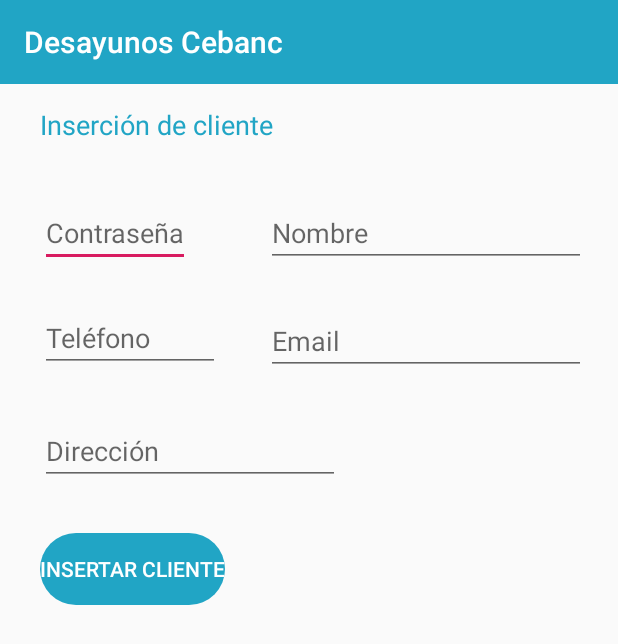
After one commit to mikels111/Desayunos, an Android app: the InsertarCliente screen opened directly, with no data from a screen before it, on a phone screen of 412 x 824 dp. The commit adds this screen. Shown: the top 644 px of the screen. Run offline under Robolectric (Android 15) with nearby library versions, the phone set to English and light mode, and no system bars.

Commit message:
insertar cliente

```diff
--- a/app/src/main/AndroidManifest.xml
+++ b/app/src/main/AndroidManifest.xml
@@ -11,7 +11,8 @@
         android:roundIcon="@mipmap/ic_launcher_round"
         android:supportsRtl="true"
         android:theme="@style/AppTheme">
-        <activity android:name=".ModificarInfoProducto"></activity>
+        <activity android:name=".InsertarCliente"></activity>
+        <activity android:name=".ModificarInfoProducto" />
         <activity android:name=".Admin_productos" />
         <activity android:name=".Mantenimiento" />
         <activity android:name=".ModificarCliente" />
--- a/app/src/main/java/com/example/desayunoscebanc/Actividad_admin.java
+++ b/app/src/main/java/com/example/desayunoscebanc/Actividad_admin.java
@@ -84,8 +84,9 @@ public class Actividad_admin extends AppCompatActivity{
         insertarCliente.setOnClickListener(new View.OnClickListener() {
             @Override
             public void onClick(View v) {
-                Intent intent=new Intent(Actividad_admin.this,ModificarCliente.class);
+                Intent intent=new Intent(Actividad_admin.this,InsertarCliente.class);
                 startActivity(intent);
+                finish();
             }
         });
 
--- /dev/null
+++ b/app/src/main/java/com/example/desayunoscebanc/InsertarCliente.java
@@ -0,0 +1,84 @@
+package com.example.desayunoscebanc;
+
+import androidx.appcompat.app.AppCompatActivity;
+
+import android.content.Intent;
+import android.database.Cursor;
+import android.database.sqlite.SQLiteDatabase;
+import android.graphics.Color;
+import android.graphics.drawable.ColorDrawable;
+import android.os.Bundle;
+import android.view.View;
+import android.widget.Button;
+import android.widget.EditText;
+import android.widget.Toast;
+
+public class InsertarCliente extends AppCompatActivity {
+
+    Button insertar;
+    EditText editNombre,editContrasena,editDireccion,editEmail,editTelefono;
+    @Override
+    protected void onCreate(Bundle savedInstanceState) {
+        super.onCreate(savedInstanceState);
+        setContentView(R.layout.activity_insertar_cliente);
+
+        //color en las barras
+        getWindow().setStatusBarColor(Color.parseColor("#21A5C5"));
+        getSupportActionBar().setBackgroundDrawable(new ColorDrawable(Color.parseColor("#21A5C5")));
+
+        //Base de Datos
+        BDSQLiteHelper bdDesayunos = new BDSQLiteHelper(this, "BDDesayunos", null, 11 );
+        final SQLiteDatabase bd = bdDesayunos.getWritableDatabase();
+
+        insertar=findViewById(R.id.btnInsertarCliente);
+        //editViews
+        {
+            editNombre=findViewById(R.id.editNombre);
+            editContrasena=findViewById(R.id.editContrasena);
+            editDireccion=findViewById(R.id.editDireccion);
+            editEmail=findViewById(R.id.editEmail);
+            editTelefono=findViewById(R.id.editNumero);
+        }
+        insertar.setOnClickListener(new View.OnClickListener() {
+            @Override
+            public void onClick(View v) {
+                if(editEmail.getText().length()!=0 && editTelefono.getText().length()!=0 && editDireccion.getText().length()!=0 && editNombre.getText().length()!=0 && editContrasena.getText().length()!=0){
+
+                    Cursor c=bd.rawQuery("SELECT count(*) FROM Cliente WHERE Nombre='"+editNombre.getText()+"' AND contrasena='"+editContrasena.getText()+"' AND direccion='"+editDireccion.getText()+"' AND email='"+editEmail.getText()+"' AND telefono='"+editTelefono.getText()+"'",null);
+                    c.moveToFirst();
+                    int count=c.getInt(0);
+                    if(count>0){
+                        Toast aviso = Toast.makeText(getApplicationContext(), "Ese cliente ya está registrado", Toast.LENGTH_SHORT);
+                        aviso.show();
+                    }else{
+                        c=bd.rawQuery("SELECT COUNT(*) FROM Cliente WHERE Nombre='"+editNombre.getText()+"'",null);
+                        int cont;
+                        if(c.moveToFirst()){
+                            do{
+                                cont=c.getInt(0);
+                                if(cont>0){
+                                    Toast aviso = Toast.makeText(getApplicationContext(), "Ese nombre ya existe", Toast.LENGTH_SHORT);
+                                    aviso.show();
+                                }else{
+                                    try {
+                                        bd.execSQL("INSERT INTO Cliente(Contrasena,Nombre,Direccion,Telefono,Email) VALUES('"+editContrasena.getText()+"','"+editNombre.getText()+"','"+editDireccion.getText()+"','"+editTelefono.getText()+"','"+editEmail.getText()+"')");
+                                    }catch(Exception e){
+                                        Toast aviso = Toast.makeText(getApplicationContext(), "Error al insertar cliente", Toast.LENGTH_SHORT);
+                                        aviso.show();
+                                    }
+                                    Intent intent=new Intent(InsertarCliente.this,Actividad_admin.class);
+                                    startActivity(intent);
+                                    finish();
+                                }
+                            }while(c.moveToNext());
+                        }
+                    }
+                }else{
+                    Toast.makeText(getApplicationContext(), "Le falta algún dato por rellenar", Toast.LENGTH_SHORT).show();
+                }
+
+            }
+        });
+
+    }
+}
--- a/app/src/main/java/com/example/desayunoscebanc/ModificarCliente.java
+++ b/app/src/main/java/com/example/desayunoscebanc/ModificarCliente.java
@@ -81,7 +81,7 @@ public class ModificarCliente extends AppCompatActivity {
                                             "email='" + editEmail.getText() + "'," +
                                             "telefono='" + editTelefono.getText() + "'WHERE codCliente=" + codCliente + "");
                                 }catch(Exception e){
-                                    Toast aviso = Toast.makeText(getApplicationContext(), "Error Al actualizar", Toast.LENGTH_SHORT);
+                                    Toast aviso = Toast.makeText(getApplicationContext(), "Error al actualizar", Toast.LENGTH_SHORT);
                                     aviso.show();
                                 }
 
@@ -124,9 +124,5 @@ public class ModificarCliente extends AppCompatActivity {
                 }
             }
         });
-
-
-
-
     }
 }
--- a/app/src/main/java/com/example/desayunoscebanc/ModificarInfoProducto.java
+++ b/app/src/main/java/com/example/desayunoscebanc/ModificarInfoProducto.java
@@ -63,18 +63,29 @@ public class ModificarInfoProducto extends AppCompatActivity {
                    Toast aviso = Toast.makeText(getApplicationContext(), "Ese producto ya está registrado", Toast.LENGTH_SHORT);
                    aviso.show();
                }else{
+                   Cursor c1=bd.rawQuery("SELECT COUNT(*) FROM Producto WHERE Nombre='"+editNombre.getText()+"'",null);
+                   int cont;
+                   if(c1.moveToFirst()){
+                       do{
+                           cont=c1.getInt(0);
+                           if(cont>0){
+                               Toast aviso = Toast.makeText(getApplicationContext(), "Ese nombre ya existe", Toast.LENGTH_SHORT);
+                               aviso.show();
+                           }else{
                                try {
                                    bd.execSQL("UPDATE Producto SET Nombre='"+editNombre.getText()+"', Precio="+editPrecio.getText()+" WHERE CodProducto="+codProducto+"");
                                }catch(SQLiteException e){
-                       Toast aviso = Toast.makeText(getApplicationContext(), "Ese nombre ya existe", Toast.LENGTH_SHORT);
+                                   Toast aviso = Toast.makeText(getApplicationContext(), "Error al actualizar", Toast.LENGTH_SHORT);
                                    aviso.show();
-                   }
-
                                }
                                Intent intent=new Intent(ModificarInfoProducto.this,Admin_productos.class);
                                startActivity(intent);
                                finish();
+                           }
 
+                       }while(c1.moveToNext());
+                   }
+               }
             }
         });
 
--- a/app/src/main/res/layout/activity_actividad_admin.xml
+++ b/app/src/main/res/layout/activity_actividad_admin.xml
@@ -33,7 +33,7 @@
 
     <Button
         android:id="@+id/btnAddCliente"
-        android:layout_width="53dp"
+        android:layout_width="51dp"
         android:layout_height="49dp"
         android:background="@drawable/bordes_redondos"
         android:text="+"
--- /dev/null
+++ b/app/src/main/res/layout/activity_insertar_cliente.xml
@@ -0,0 +1,115 @@
+<?xml version="1.0" encoding="utf-8"?>
+<androidx.constraintlayout.widget.ConstraintLayout xmlns:android="http://schemas.android.com/apk/res/android"
+    xmlns:app="http://schemas.android.com/apk/res-auto"
+    xmlns:tools="http://schemas.android.com/tools"
+    android:layout_width="match_parent"
+    android:layout_height="match_parent"
+    tools:context=".InsertarCliente">
+    <EditText
+        android:id="@+id/editContrasena"
+        android:layout_width="100dp"
+        android:layout_height="wrap_content"
+        android:ems="10"
+        android:hint="Contraseña"
+        android:inputType="textPassword"
+        android:textColorHighlight="#21A5C5"
+        android:textColorLink="#FFFFFF"
+        app:layout_constraintBottom_toBottomOf="parent"
+        app:layout_constraintEnd_toEndOf="parent"
+        app:layout_constraintHorizontal_bias="0.0"
+        app:layout_constraintStart_toStartOf="@+id/textView21"
+        app:layout_constraintTop_toTopOf="parent"
+        app:layout_constraintVertical_bias="0.106" />
+
+    <Button
+        android:id="@+id/btnInsertarCliente"
+        android:layout_width="wrap_content"
+        android:layout_height="wrap_content"
+        android:background="@drawable/bordes_redondos"
+        android:text="Insertar Cliente"
+        android:textColor="#FFFFFF"
+        app:layout_constraintBottom_toBottomOf="parent"
+        app:layout_constraintEnd_toEndOf="parent"
+        app:layout_constraintHorizontal_bias="0.0"
+        app:layout_constraintStart_toStartOf="@+id/editDireccion"
+        app:layout_constraintTop_toBottomOf="@+id/editDireccion"
+        app:layout_constraintVertical_bias="0.07" />
+
+    <EditText
+        android:id="@+id/editNumero"
+        android:layout_width="120dp"
+        android:layout_height="wrap_content"
+        android:ems="10"
+        android:hint="Teléfono"
+        android:inputType="number"
+        android:textColorHighlight="#21A5C5"
+        app:layout_constraintBottom_toBottomOf="parent"
+        app:layout_constraintEnd_toEndOf="parent"
+        app:layout_constraintHorizontal_bias="0.0"
+        app:layout_constraintStart_toStartOf="@+id/editContrasena"
+        app:layout_constraintTop_toTopOf="parent"
+        app:layout_constraintVertical_bias="0.203" />
+
+    <EditText
+        android:id="@+id/editNombre"
+        android:layout_width="wrap_content"
+        android:layout_height="wrap_content"
+        android:ems="10"
+        android:hint="Nombre"
+        android:inputType="textPersonName"
+        android:shadowColor="#FFFFFF"
+        android:textColorHighlight="#21A5C5"
+        android:textColorLink="#FFFFFF"
+        app:layout_constraintBottom_toBottomOf="parent"
+        app:layout_constraintEnd_toEndOf="parent"
+        app:layout_constraintHorizontal_bias="0.703"
+        app:layout_constraintStart_toEndOf="@+id/editContrasena"
+        app:layout_constraintTop_toTopOf="parent"
+        app:layout_constraintVertical_bias="0.106" />
+
+    <EditText
+        android:id="@+id/editEmail"
+        android:layout_width="wrap_content"
+        android:layout_height="wrap_content"
+        android:ems="10"
+        android:hint="Email"
+        android:inputType="textEmailAddress"
+        android:textColorHighlight="#21A5C5"
+        app:layout_constraintBottom_toBottomOf="parent"
+        app:layout_constraintEnd_toEndOf="parent"
+        app:layout_constraintHorizontal_bias="0.588"
+        app:layout_constraintStart_toEndOf="@+id/editNumero"
+        app:layout_constraintTop_toTopOf="parent"
+        app:layout_constraintVertical_bias="0.206" />
+
+    <EditText
+        android:id="@+id/editDireccion"
+        android:layout_width="200dp"
+        android:layout_height="wrap_content"
+        android:ems="10"
+        android:hint="Dirección"
+        android:inputType="textPersonName"
+        android:textColorHighlight="#21A5C5"
+        app:layout_constraintBottom_toBottomOf="parent"
+        app:layout_constraintEnd_toEndOf="parent"
+        app:layout_constraintHorizontal_bias="0.0"
+        app:layout_constraintStart_toStartOf="@+id/editNumero"
+        app:layout_constraintTop_toBottomOf="@+id/editNumero"
+        app:layout_constraintVertical_bias="0.056" />
+
+    <TextView
+        android:id="@+id/textView21"
+        android:layout_width="wrap_content"
+        android:layout_height="wrap_content"
+        android:text="Inserción de cliente"
+
+        android:textColor="#21A5C5"
+        android:textSize="18sp"
+        app:layout_constraintBottom_toBottomOf="parent"
+        app:layout_constraintEnd_toEndOf="parent"
+        app:layout_constraintHorizontal_bias="0.105"
+        app:layout_constraintStart_toStartOf="parent"
+        app:layout_constraintTop_toTopOf="parent"
+        app:layout_constraintVertical_bias="0.02" />
+
+</androidx.constraintlayout.widget.ConstraintLayout>
--- a/build.gradle
+++ b/build.gradle
@@ -7,7 +7,7 @@ buildscript {
 
     }
     dependencies {
-        classpath 'com.android.tools.build:gradle:3.6.2'
+        classpath 'com.android.tools.build:gradle:3.6.3'
 
         // NOTE: Do not place your application dependencies here; they belong
         // in the individual module build.gradle files
```
Lines whose indentation alone changed are shown as unchanged.
